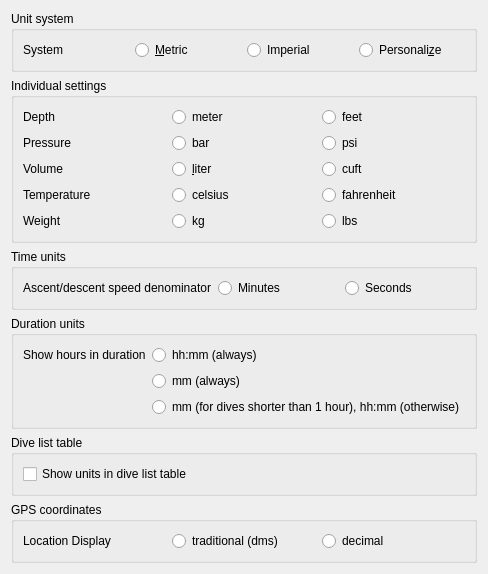
Before: the Qt Designer form desktop-widgets/preferences/preferences_units.ui in subsurface/subsurface, drawn with Qt 5.
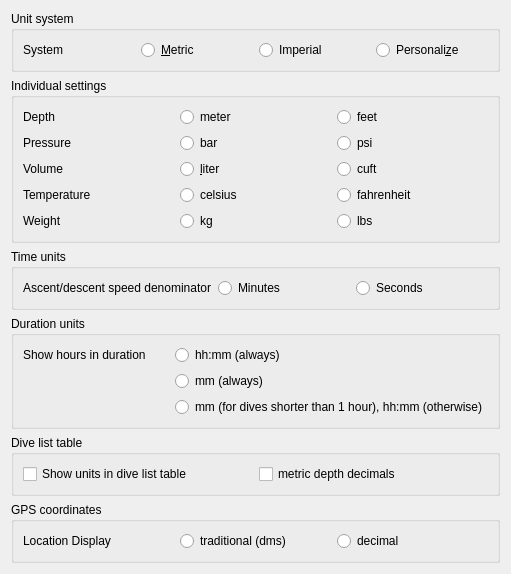
After: the same form once the commit is applied.

Commit message:
desktop: option to change display of decimals of depth in dive table
The qthelper get_depth_string does now what is expected, depending on
the given bool showdecimal (<20m exception removed).
A preference (units.show_mdecimal_table) was introduced to change whether
decimals are displayed for (metric) max depths in the dive list.
the setting can be change via UI at preferences/units.

Patch:
```diff
--- a/desktop-widgets/preferences/preferences_units.ui
+++ b/desktop-widgets/preferences/preferences_units.ui
@@ -6,8 +6,8 @@
    <rect>
     <x>0</x>
     <y>0</y>
-    <width>455</width>
-    <height>515</height>
+    <width>511</width>
+    <height>568</height>
    </rect>
   </property>
   <property name="windowTitle">
@@ -281,6 +281,13 @@
         </property>
        </widget>
       </item>
+      <item>
+       <widget class="QCheckBox" name="show_mdecimal_table">
+        <property name="text">
+         <string>metric depth decimals</string>
+        </property>
+       </widget>
+      </item>
      </layout>
     </widget>
    </item>
```
Left out of the diff: 5 changed lines with no effect on the pictures. The commit also changes 8 other files.
